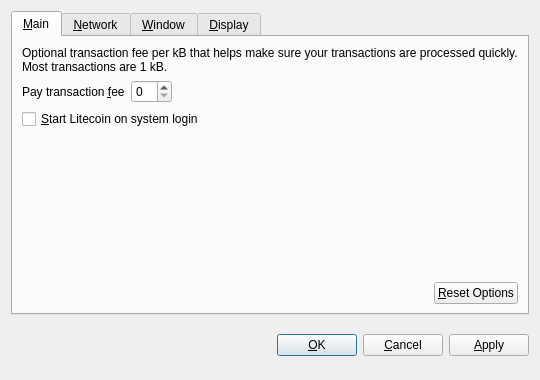
First picture: the form in src/qt/forms/optionsdialog.ui, repository jdogewow/LIRA, before the edit.
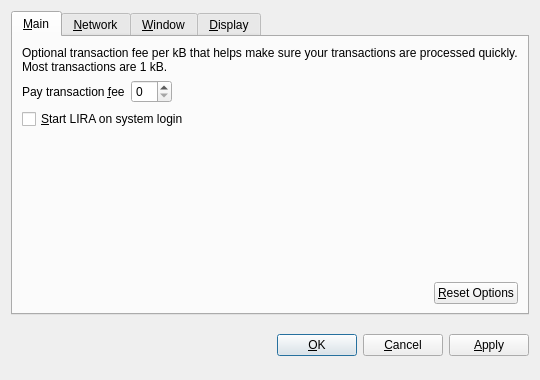
Second picture: the form after the edit. Custom widgets are drawn as their Qt base class.

```diff
--- a/src/qt/forms/optionsdialog.ui
+++ b/src/qt/forms/optionsdialog.ui
@@ -82,7 +82,7 @@
           <string>Automatically start Litecoin after logging in to the system.</string>
          </property>
          <property name="text">
-          <string>&amp;Start Litecoin on system login</string>
+          <string>&amp;Start LIRA on system login</string>
          </property>
         </widget>
        </item>
```
Left out of the diff: 10 changed lines with no effect on the pictures.
